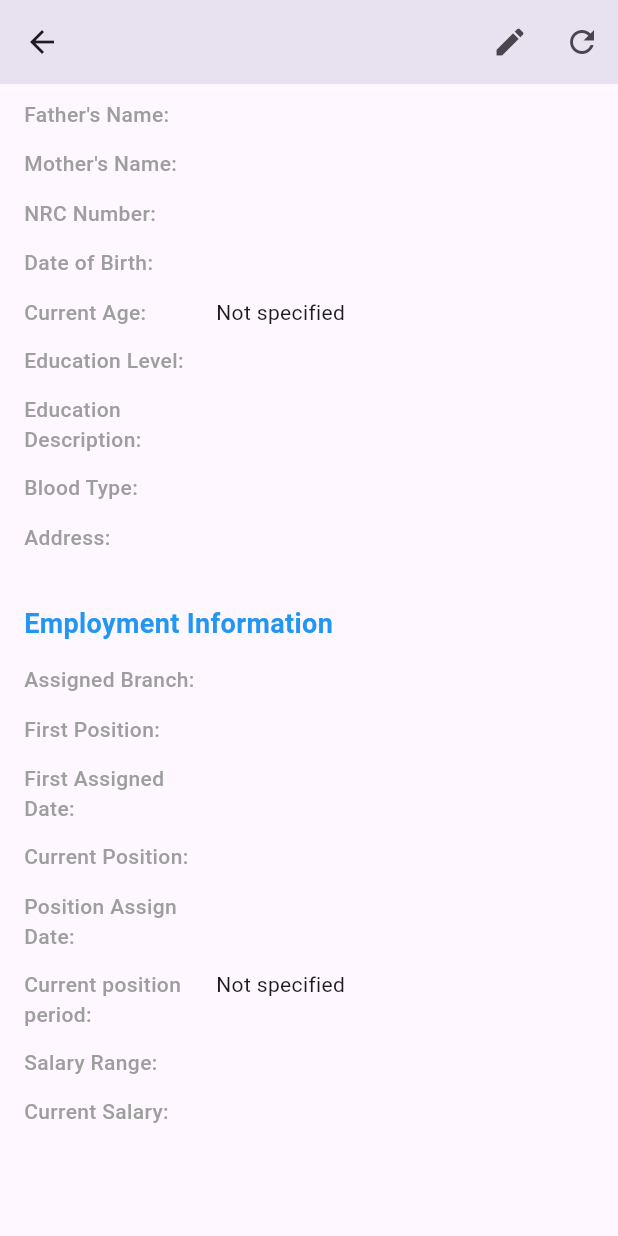
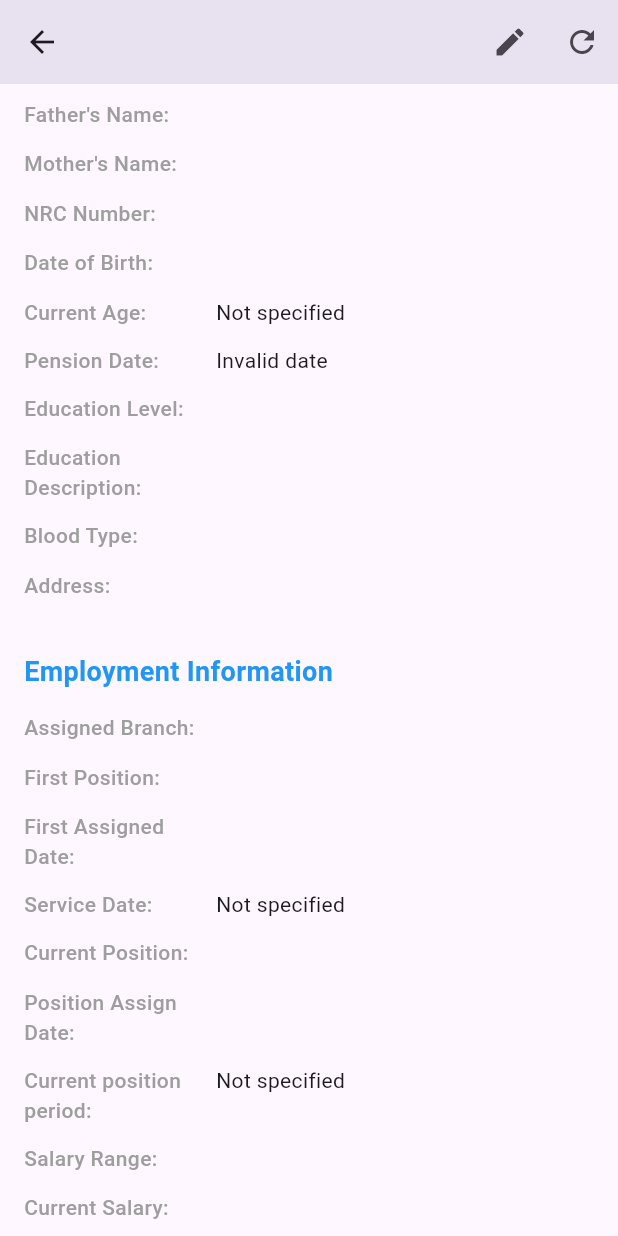
Before and after one commit to PhyoeKyawThan/mee_yatt_htar, a Flutter app: the EmployeeDetailScreen screen opened directly with empty values, scrolled down 280 dp, on a phone screen of 412 x 824 dp. Run offline on Flutter 3.47's test engine with Material 3 defaults, Android fonts, the light colour scheme and no system bars; our stand-ins replace file_picker, image_picker, permission_handler, shelf, shelf_static, sqflite; missing offline and left inert: excel, mysql_client; accounts and stored records are empty.

Commit message:
add: Service date and pension date

```diff
--- /dev/null
+++ b/lib/helpers/funcs.dart
@@ -0,0 +1,78 @@
+import 'dart:io';
+
+String calculatePensionRemaining(String? dob) {
+  // 1. Define the Retirement Date (62nd Birthday)
+  // We add 62 years to the birth year. Dart handles potential leap year
+  // edge cases (like Feb 29th) gracefully.
+  final parts = dob!.split('/');
+  if (parts.length < 3) return 'Invalid date';
+
+  int day = int.parse(parts[0]);
+  int month = int.parse(parts[1]);
+  int year = int.parse(parts[2].length == 2 ? '20${parts[2]}' : parts[2]);
+
+  final birthDate = DateTime(year, month, day);
+  final retirementYear = birthDate.year + 62;
+  final retirementDate = DateTime(
+    retirementYear,
+    birthDate.month,
+    birthDate.day,
+  );
+
+  final now = DateTime.now();
+
+  // 2. Check if Retirement Date has passed
+  if (retirementDate.isBefore(now)) {
+    return 'Pension date has passed. (Retired on ${retirementDate.year}/${retirementDate.month}/${retirementDate.day})';
+  }
+
+  // 3. Calculate Difference in Years, Months, and Days
+
+  // --- Start by calculating Years ---
+  int years = retirementDate.year - now.year;
+  int months = retirementDate.month - now.month;
+  int days = retirementDate.day - now.day;
+
+  // --- Adjust Months and Years ---
+  // If the current month is after the retirement month, we decrement the year
+  // and add 12 months.
+  if (months < 0) {
+    years--;
+    months += 12;
+  }
+
+  // --- Adjust Days and Months ---
+  // If the current day is after the retirement day, we decrement the month
+  // and add the number of days in the *previous* month.
+  if (days < 0) {
+    months--;
+
+    // Get the last day of the *previous* month relative to the current date.
+    // Setting the day to 0 gives you the last day of the preceding month.
+    final lastDayOfPreviousMonth = DateTime(now.year, now.month, 0).day;
+    days += lastDayOfPreviousMonth;
+
+    // Handle the final adjustment for months and years if months went negative
+    if (months < 0) {
+      years--;
+      months += 12;
+    }
+  }
+
+  // Final check: If years somehow ended up negative (shouldn't happen
+  // after the initial `isBefore` check), set remaining time to 0.
+  if (years < 0) {
+    return 'Pension date has passed.';
+  }
+
+  // 4. Format and Return Result
+  return '$years years, $months months, and $days days';
+}
+
+Future<bool> isImageExists(String imagePath) async {
+  final file = File(imagePath);
+  if (!await file.exists()) {
+    return false;
+  }
+  return true;
+}
--- a/lib/screens/employees.dart
+++ b/lib/screens/employees.dart
@@ -5,6 +5,7 @@ import 'package:mee_yatt_htar/helpers/assets.dart';
 import 'package:mee_yatt_htar/helpers/database_helper.dart';
 import 'package:mee_yatt_htar/helpers/employee.dart';
 import 'package:mee_yatt_htar/helpers/excel/excel_service.dart';
+import 'package:mee_yatt_htar/helpers/funcs.dart';
 import 'package:mee_yatt_htar/screens/add_employee.dart';
 import 'package:mee_yatt_htar/screens/edit_employee.dart';
 import 'package:path_provider/path_provider.dart';
@@ -228,6 +229,10 @@ class EmployeeDetailScreen extends StatelessWidget {
                       calculateCurrentAge(employee.dateOfBirth),
                     ),
                     _buildDesktopInfoRow(
+                      'Pension Date',
+                      calculatePensionRemaining(employee.dateOfBirth),
+                    ),
+                    _buildDesktopInfoRow(
                       'Education Level',
                       employee.educationLevel ?? 'Not specified',
                     ),
@@ -260,6 +265,10 @@ class EmployeeDetailScreen extends StatelessWidget {
                     _buildDesktopInfoRow(
                       'First Assigned Date',
                       employee.firstAssignedDate ?? 'Not specified',
+                    ),
+                    _buildDesktopInfoRow(
+                      'Service Date',
+                      calculateCurrentAge(employee.firstAssignedDate),
                     ),
                     _buildDesktopInfoRow(
                       'Current Position',
@@ -336,6 +345,10 @@ class EmployeeDetailScreen extends StatelessWidget {
               calculateCurrentAge(employee.dateOfBirth),
             ),
             _buildInfoRow(
+              'Pension Date',
+              calculatePensionRemaining(employee.dateOfBirth),
+            ),
+            _buildInfoRow(
               'Education Level',
               employee.educationLevel ?? 'Not specified',
             ),
@@ -361,6 +374,10 @@ class EmployeeDetailScreen extends StatelessWidget {
               employee.firstAssignedDate ?? 'Not specified',
             ),
             _buildInfoRow(
+              'Service Date',
+              calculateCurrentAge(employee.firstAssignedDate),
+            ),
+            _buildInfoRow(
               'Current Position',
               employee.currentPosition ?? 'Not specified',
             ),
@@ -403,9 +420,11 @@ class EmployeeDetailScreen extends StatelessWidget {
       child: CircleAvatar(
         radius: LayoutConstants.avatarRadius,
         backgroundColor: Colors.grey.shade200,
-        backgroundImage: employee.imagePath != null
+        backgroundImage: File(imagePath!).existsSync()
             ? FileImage(File("$imagePath")) as ImageProvider
-            : const AssetImage('assets/default_avatar.png'),
+            : employee.gender == "Male"
+            ? const AssetImage('assets/images/male_avatar.jpg')
+            : const AssetImage('assets/images/female_avatar.jpg'),
         child: employee.imagePath == null
             ? Icon(
                 Icons.person,
@@ -615,17 +634,21 @@ class EmployeeListItem extends StatelessWidget {
   }
 
   Widget _buildDesktopItem(BuildContext context) {
-    String _imagePath = "$imageDir/${employee.imagePath}";
-    print(_imagePath);
+    String? imagePath = "$imageDir/${employee.imagePath}";
+    if (!File(imagePath).existsSync()) {
+      imagePath = null;
+    }
     return Card(
       margin: const EdgeInsets.symmetric(vertical: 4.0, horizontal: 8.0),
       child: ListTile(
         leading: CircleAvatar(
           radius: 28,
           backgroundColor: Colors.grey.shade200,
-          backgroundImage: employee.imagePath != null
-              ? FileImage(File(_imagePath)) as ImageProvider
-              : const AssetImage('assets/default_avatar.png'),
+          backgroundImage: employee.imagePath != null && imagePath != null
+              ? FileImage(File(imagePath)) as ImageProvider
+              : employee.gender == "Male"
+              ? const AssetImage('assets/images/male_avatar.jpg')
+              : const AssetImage('assets/images/female_avatar.jpg'),
           child: employee.imagePath == null
               ? const Icon(Icons.person, color: Colors.grey)
               : null,
```
Also changed, not shown: assets/images/female_avatar.jpg (added), assets/images/male_avatar.jpg (added).
